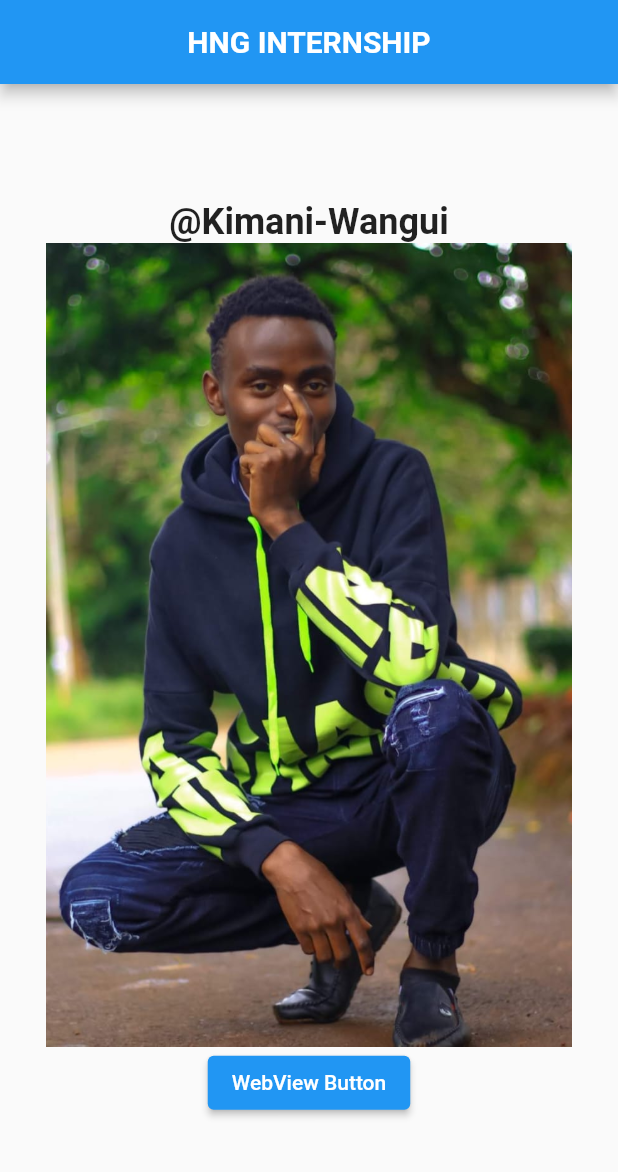
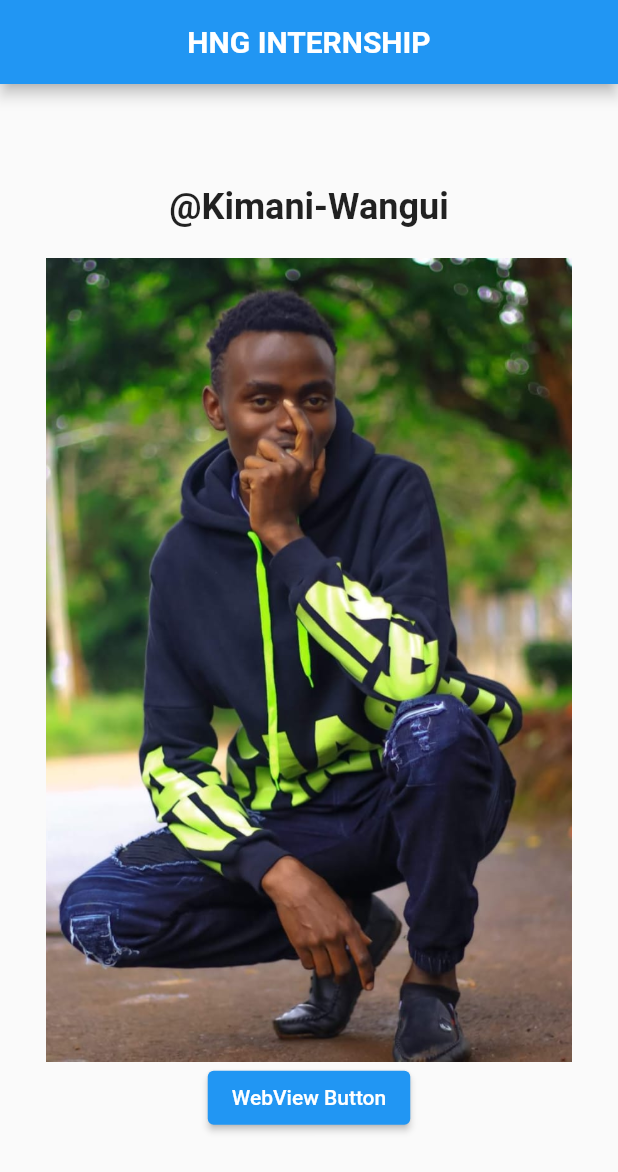
Before and after one commit to sam-kym/HngInternship, a Flutter app: the screen it shows after launch, on a phone screen of 412 x 824 dp. Shown: the top 1172 px of the screen. Run offline on Flutter 3.47's test engine with Material 2 defaults, Android fonts, the phone set to English and light mode, and no system bars; our stand-ins replace webview_flutter.

Commit message:
design preview

```diff
--- a/lib/features/image.dart
+++ b/lib/features/image.dart
@@ -24,11 +24,13 @@ class _MainPageState extends State<MainPage> {
               mainAxisAlignment: MainAxisAlignment.center,
               children: [
                  const Center(
-                  child: Flexible(
                   child: Text(
                     '@Kimani-Wangui',
                     style: TextStyle(fontSize: 24, fontWeight: FontWeight.bold),
-                  )),
+                  ),
+                ),
+                const SizedBox(
+                  height: 20,
                 ),
                 Center(
                   child: Container(
@@ -40,8 +42,7 @@ class _MainPageState extends State<MainPage> {
                             fit: BoxFit.cover)),
                   ),
                 ),
-                Flexible(
-                    child: ElevatedButton(
+                ElevatedButton(
                   onPressed: () {
                 Navigator.push(
                     context,
@@ -49,7 +50,7 @@ class _MainPageState extends State<MainPage> {
                         builder: (context) => const CustomWebView()));
                   },
                   child: const Text('WebView Button'),
-                ))
+                )
               ],
             )));
   }
```
Also changed, not shown: Github screen view.png (added), Main screen .png (added). Lines whose indentation alone changed are shown as unchanged.
